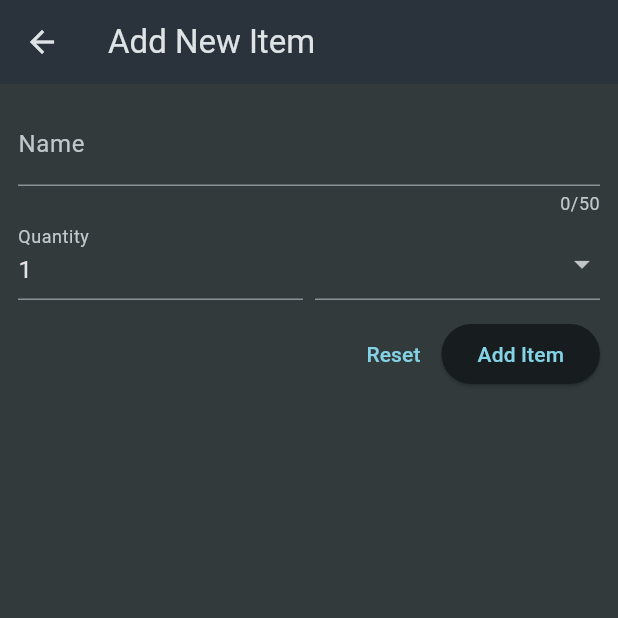
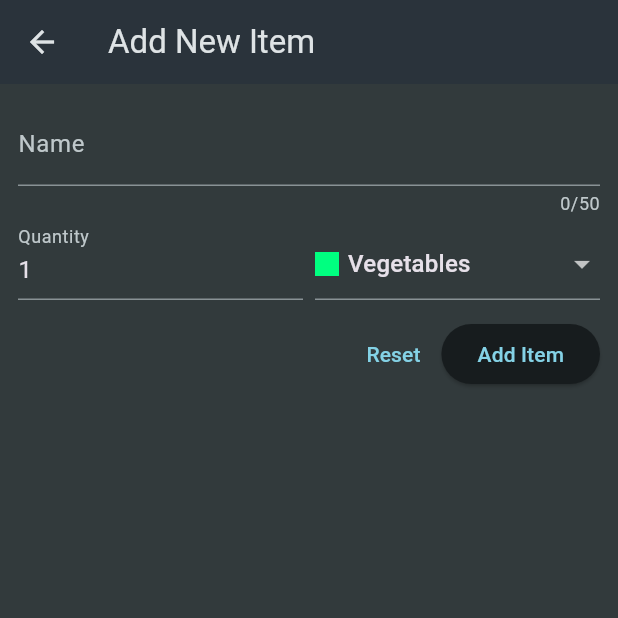
Before and after one commit to nhtthng/Shopping_List, a Flutter app: the screen it shows after launch, after a tap on the "add" icon, on a phone screen of 412 x 824 dp, the top half of it. Run offline on Flutter 3.47's test engine with Material 3 defaults, Android fonts, the phone set to English and light mode, and no system bars.

Commit message:
Extract and pass data

```diff
--- a/lib/widget/grocery_list.dart
+++ b/lib/widget/grocery_list.dart
@@ -1,5 +1,6 @@
 import 'package:flutter/material.dart';
 import 'package:shopping_list/Data/dummy_item.dart';
+import 'package:shopping_list/models/grocery_item.dart';
 import 'package:shopping_list/widget/new_item.dart';
 class GroceryList extends StatefulWidget {
   const GroceryList({super.key});
@@ -9,13 +10,36 @@ class GroceryList extends StatefulWidget {
 }
 
 class _GroceryListState extends State<GroceryList> {
-  void _addItem(){
+  final List<GroceryItem> _groceryItems = [];
+  void _addItem() async {
     // Navigator.of(context).pushNamed('/new-item');
-    Navigator.of(context).push(MaterialPageRoute(builder: (ctx) => const NewItem()));
+    final newItem = await Navigator.of(context).push<GroceryItem>(MaterialPageRoute(builder: (ctx) => const NewItem()));
+    if(newItem == null){
+      return;
+    }
+    setState(() {
+      _groceryItems.add(newItem);
+    });
   }
 
   @override
   Widget build(BuildContext context) {
+
+    Widget content = ListView.builder(itemCount: _groceryItems.length,itemBuilder: (ctx, index) => ListTile(
+        title: Text(_groceryItems[index].name),
+        leading: Container(
+          width: 24,
+          height: 24,
+          color: _groceryItems[index].category.color,
+        ),
+        trailing: Text(_groceryItems[index].quantity.toString(),)
+      ),
+      );
+
+    if(_groceryItems.isEmpty){
+      content = const Center(child: Text('No items yet. Add some!'),);
+    }
+
     return Scaffold(
       appBar: AppBar(
         title: const Text('Your Groceries'),
@@ -26,16 +50,7 @@ class _GroceryListState extends State<GroceryList> {
           ),
         ],
       ),
-      body: ListView.builder(itemCount: groceryItems.length,itemBuilder: (ctx, index) => ListTile(
-        title: Text(groceryItems[index].name),
-        leading: Container(
-          width: 24,
-          height: 24,
-          color: groceryItems[index].category.color,
-        ),
-        trailing: Text(groceryItems[index].quantity.toString(),)
-      )
-      ),
+      body: content,
     );
   }
 }
--- a/lib/widget/new_item.dart
+++ b/lib/widget/new_item.dart
@@ -1,5 +1,7 @@
 import 'package:flutter/material.dart';
 import 'package:shopping_list/Data/categories.dart';
+import 'package:shopping_list/models/category.dart';
+import 'package:shopping_list/models/grocery_item.dart';
 
 class NewItem extends StatefulWidget {
   const NewItem({super.key});
@@ -10,9 +12,18 @@ class NewItem extends StatefulWidget {
 
 class _NewItemState extends State<NewItem> {
   final _formKey = GlobalKey<FormState>();
-  void saveItem(){
-    _formKey.currentState!.validate();
+  var _enteredName = '';
+  var _enteredQuantity = 1;
+  var _selectedCategory = categories[Categories.vegetables]!;
+  void saveItem() {
+    if (_formKey.currentState!.validate()) {
+      _formKey.currentState!.save();
+      Navigator.of(context).pop(
+        GroceryItem(id: DateTime.now().toString(), name: _enteredName, quantity: _enteredQuantity, category: _selectedCategory),
+      );
+    }
   }
+
   @override
   Widget build(BuildContext context) {
     return Scaffold(
@@ -23,6 +34,8 @@ class _NewItemState extends State<NewItem> {
         padding: const EdgeInsets.all(12),
         child: Form(
           key: _formKey,
+          autovalidateMode: AutovalidateMode
+              .onUserInteraction, //dùng để kiểm tra validate ngay khi người dùng nhập liệu
           child: Column(
             children: [
               TextFormField(
@@ -39,6 +52,12 @@ class _NewItemState extends State<NewItem> {
                   }
                   return null;
                 },
+                onSaved: (value) {
+                  if (value == null) {
+                    return;
+                  }
+                  _enteredName = value;
+                },
               ),
               Row(
                 crossAxisAlignment: CrossAxisAlignment.end,
@@ -48,8 +67,9 @@ class _NewItemState extends State<NewItem> {
                       decoration: const InputDecoration(
                         label: Text('Quantity'),
                       ),
+                      autovalidateMode: AutovalidateMode.onUserInteraction,
                       keyboardType: TextInputType.number,
-                      initialValue: '1',
+                      initialValue: _enteredQuantity.toString(),
                       validator: (value) {
                         if (value == null ||
                             value.isEmpty ||
@@ -59,11 +79,14 @@ class _NewItemState extends State<NewItem> {
                         }
                         return null;
                       },
+                      onSaved: (value){
+                        _enteredQuantity = int.parse(value!);
+                      },
                     ),
                   ),
                   const SizedBox(width: 8),
                   Expanded(
-                    child: DropdownButtonFormField(items: [
+                    child: DropdownButtonFormField(value: _selectedCategory,items: [
                       for (final category in categories.entries)
                         DropdownMenuItem(
                           value: category.value,
@@ -82,8 +105,12 @@ class _NewItemState extends State<NewItem> {
                             ],
                           ),
                         )
-                    ], onChanged: (value) {}),
-                  )
+                    ], onChanged: (value) {
+                      setState(() {
+                        _selectedCategory = value!;
+                      });
+                    }),
+                  ),
                 ],
               ),
               const SizedBox(
@@ -92,9 +119,11 @@ class _NewItemState extends State<NewItem> {
               Row(
                 mainAxisAlignment: MainAxisAlignment.end,
                 children: [
-                  TextButton(onPressed: () {
-                    _formKey.currentState!.reset();
-                  }, child: const Text('Reset')),
+                  TextButton(
+                      onPressed: () {
+                        _formKey.currentState!.reset();
+                      },
+                      child: const Text('Reset')),
                   ElevatedButton(
                       onPressed: saveItem, child: const Text('Add Item'))
                 ],
```
